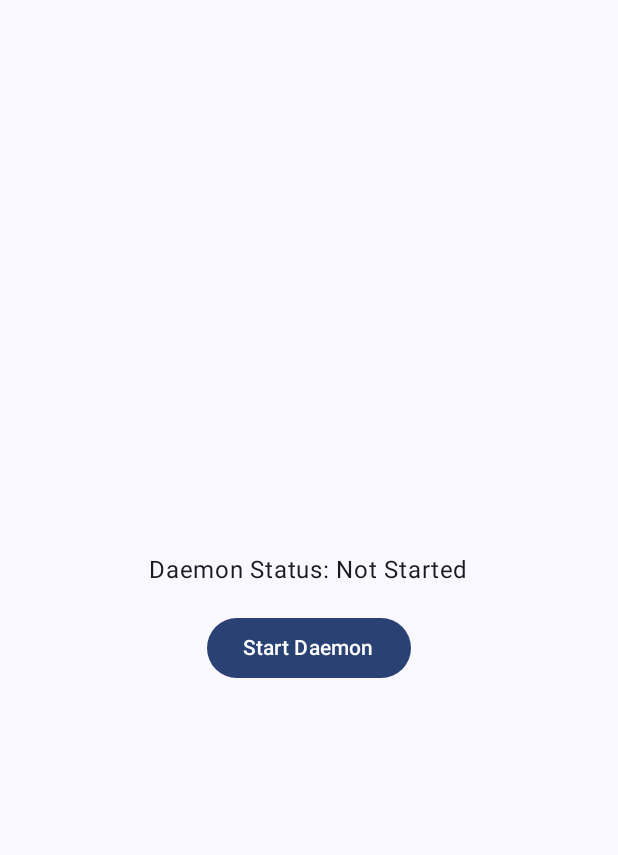
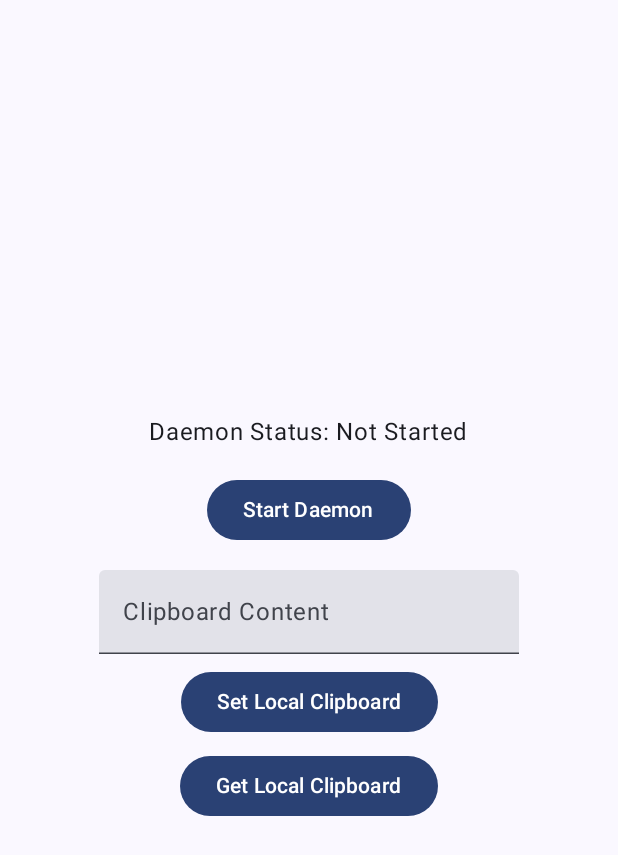
Before and after one commit to libre-tools/libreconnect, an Android app built with Jetpack Compose: the screen it shows after launch (MainActivity), on a phone screen of 412 x 824 dp. Shown: the top 855 px of the screen. Run offline under Robolectric (Android 15) with nearby library versions, the phone set to English and light mode, and no system bars.

Commit message:
feat(android): Implement clipboard synchronization UI in Android app. Update spec and changelog.

```diff
--- a/mobile/android/app/src/main/java/dev/libretools/connect/MainActivity.kt
+++ b/mobile/android/app/src/main/java/dev/libretools/connect/MainActivity.kt
@@ -1,5 +1,8 @@
 package dev.libretools.connect
 
+import android.content.ClipData
+import android.content.ClipboardManager
+import android.content.Context
 import android.os.Bundle
 import androidx.activity.ComponentActivity
 import androidx.activity.compose.setContent
@@ -11,6 +14,7 @@ import androidx.compose.foundation.layout.padding
 import androidx.compose.material3.Button
 import androidx.compose.material3.Scaffold
 import androidx.compose.material3.Text
+import androidx.compose.material3.TextField
 import androidx.compose.runtime.Composable
 import androidx.compose.runtime.getValue
 import androidx.compose.runtime.mutableStateOf
@@ -18,6 +22,7 @@ import androidx.compose.runtime.remember
 import androidx.compose.runtime.setValue
 import androidx.compose.ui.Alignment
 import androidx.compose.ui.Modifier
+import androidx.compose.ui.platform.LocalContext
 import androidx.compose.ui.tooling.preview.Preview
 import androidx.compose.ui.unit.dp
 import dev.libretools.connect.ui.theme.LibreConnectTheme
@@ -36,7 +41,11 @@ class MainActivity : ComponentActivity() {
 
 @Composable
 fun LibreConnectApp(modifier: Modifier = Modifier) {
+    val context = LocalContext.current
+    val clipboardManager = context.getSystemService(Context.CLIPBOARD_SERVICE) as ClipboardManager
+
     var daemonStatus by remember { mutableStateOf("Daemon Status: Not Started") }
+    var clipboardContent by remember { mutableStateOf("") }
 
     Scaffold(modifier = modifier.fillMaxSize()) { innerPadding ->
         Column(
@@ -48,13 +57,38 @@ fun LibreConnectApp(modifier: Modifier = Modifier) {
         ) {
             Text(
                 text = daemonStatus,
-                modifier = Modifier.padding(bottom = 16.dp) // Add some padding
+                modifier = Modifier.padding(bottom = 16.dp)
             )
             Button(onClick = {
-                // In a real app, this would call the Rust daemon start function
                 daemonStatus = "Daemon Status: Started (simulated)"
             }) {
                 Text("Start Daemon")
+            }
+
+            TextField(
+                value = clipboardContent,
+                onValueChange = { clipboardContent = it },
+                label = { Text("Clipboard Content") },
+                modifier = Modifier.padding(top = 16.dp)
+            )
+
+            Button(onClick = {
+                val clip = ClipData.newPlainText("LibreConnect Clipboard", clipboardContent)
+                clipboardManager.setPrimaryClip(clip)
+                println("Set local clipboard: $clipboardContent")
+                // In a real app, this would send clipboardContent to the daemon
+            }, modifier = Modifier.padding(top = 8.dp)) {
+                Text("Set Local Clipboard")
+            }
+
+            Button(onClick = {
+                val item = clipboardManager.primaryClip?.getItemAt(0)
+                val text = item?.text?.toString() ?: ""
+                clipboardContent = text
+                println("Got local clipboard: $clipboardContent")
+                // In a real app, this would request clipboard from the daemon
+            }, modifier = Modifier.padding(top = 8.dp)) {
+                Text("Get Local Clipboard")
             }
         }
     }
```
Also changed, not shown: 2 other files.
